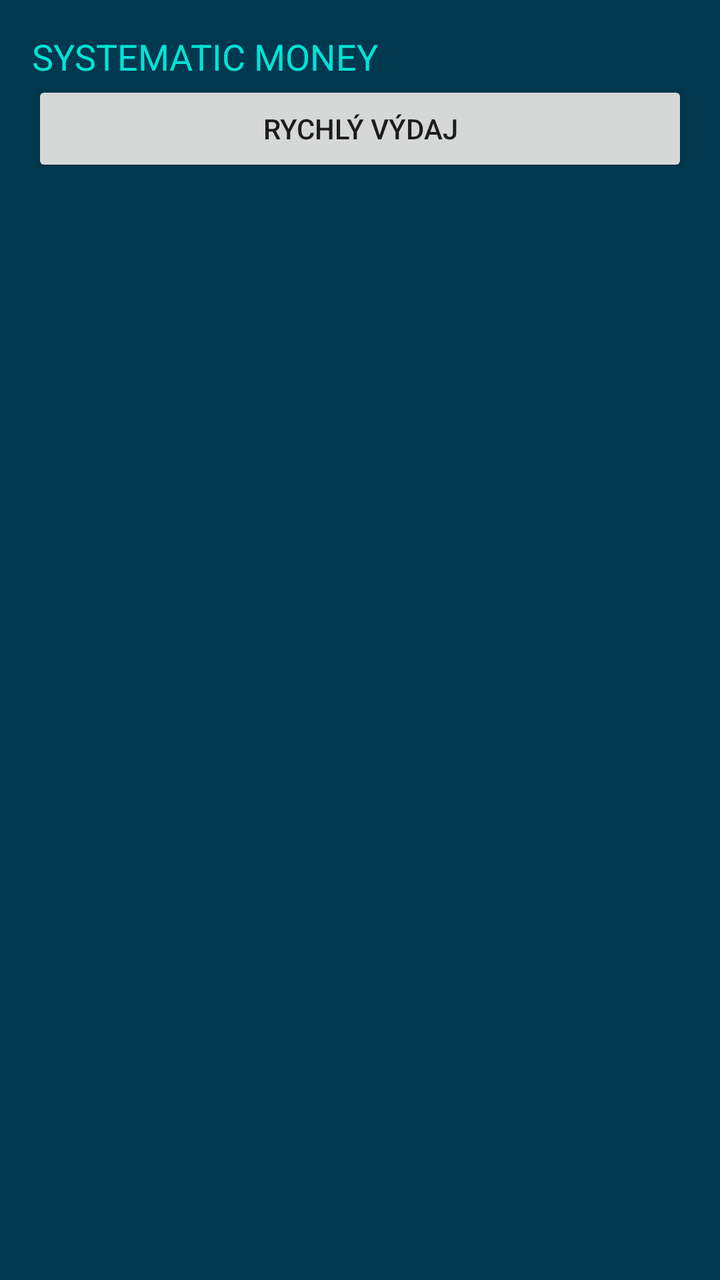
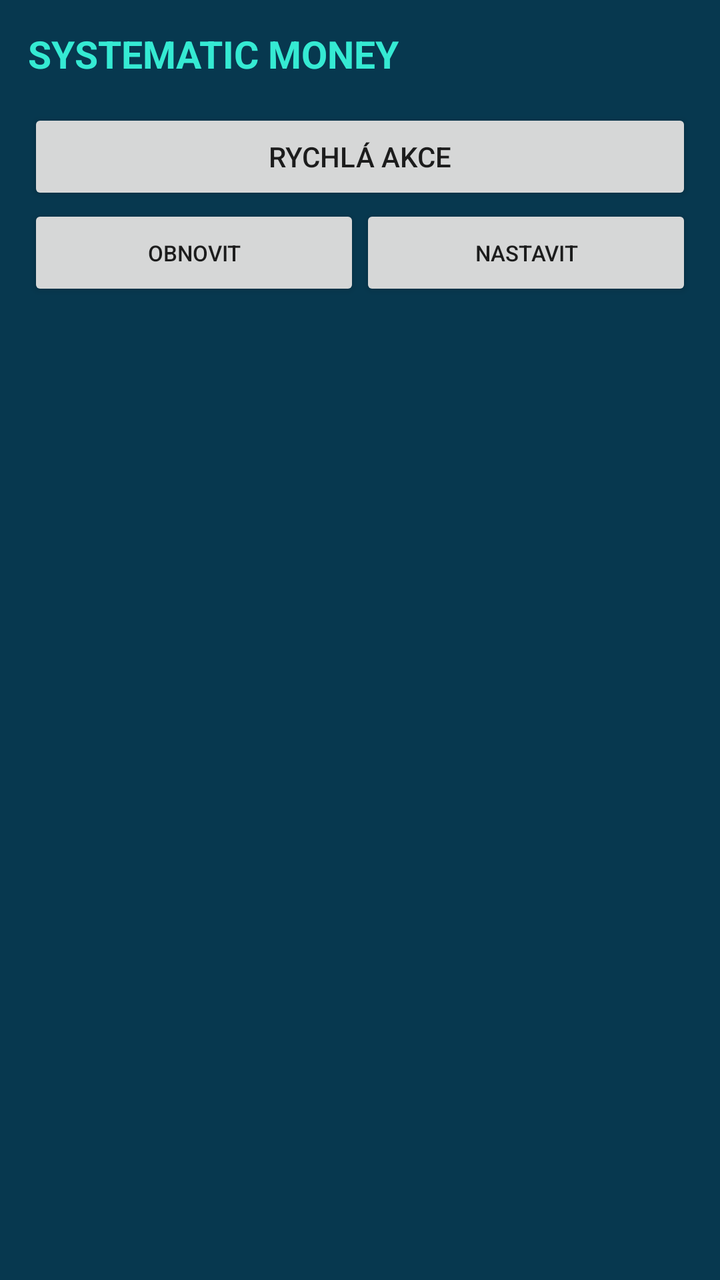

Screens rendered from an Android XML layout before and after an edit, with the pre-edit source and the edit as a unified diff.
<!-- AndroidManifest.xml: application theme AppTheme -->
<!-- res/layout/money_widget.xml -->
<LinearLayout xmlns:android="http://schemas.android.com/apk/res/android" android:layout_width="match_parent" android:layout_height="match_parent" android:orientation="vertical" android:padding="16dp" android:background="#003850"><TextView android:layout_width="match_parent" android:layout_height="wrap_content" android:text="SYSTEMATIC MONEY" android:textColor="#00e4d4" android:textSize="18sp"/><Button android:id="@+id/quick_expense" android:layout_width="match_parent" android:layout_height="wrap_content" android:text="Rychlý výdaj"/></LinearLayout>
<!-- resources referenced by this layout -->
<resources>
  <style name="AppTheme" parent="Theme.AppCompat.Light.DarkActionBar">
          
          <item name="colorPrimary">@color/colorPrimary</item>
          <item name="colorPrimaryDark">@color/colorPrimaryDark</item>
          <item name="colorAccent">@color/colorAccent</item>
      </style>
</resources>

<!-- the commit's change to res/layout/money_widget.xml (unified diff, before → after) -->
@@ -1 +1 @@
-<LinearLayout xmlns:android="http://schemas.android.com/apk/res/android" android:layout_width="match_parent" android:layout_height="match_parent" android:orientation="vertical" android:padding="16dp" android:background="#003850"><TextView android:layout_width="match_parent" android:layout_height="wrap_content" android:text="SYSTEMATIC MONEY" android:textColor="#00e4d4" android:textSize="18sp"/><Button android:id="@+id/quick_expense" android:layout_width="match_parent" android:layout_height="wrap_content" android:text="Rychlý výdaj"/></LinearLayout>
+<LinearLayout xmlns:android="http://schemas.android.com/apk/res/android" android:layout_width="match_parent" android:layout_height="match_parent" android:orientation="vertical" android:padding="14dp" android:background="#07384f"><TextView android:id="@+id/widget_balance" android:layout_width="match_parent" android:layout_height="wrap_content" android:text="SYSTEMATIC MONEY" android:textColor="#35ead3" android:textSize="19sp" android:textStyle="bold"/><TextView android:id="@+id/widget_status" android:layout_width="match_parent" android:layout_height="wrap_content" android:textColor="#bbd5dd" android:textSize="11sp"/><Button android:id="@+id/quick_expense" android:layout_width="match_parent" android:layout_height="wrap_content" android:text="Rychlá akce"/><LinearLayout android:layout_width="match_parent" android:layout_height="wrap_content" android:orientation="horizontal"><Button android:id="@+id/widget_refresh" android:layout_width="0dp" android:layout_weight="1" android:layout_height="wrap_content" android:text="Obnovit" android:textSize="11sp"/><Button android:id="@+id/widget_settings" android:layout_width="0dp" android:layout_weight="1" android:layout_height="wrap_content" android:text="Nastavit" android:textSize="11sp"/></LinearLayout></LinearLayout>
